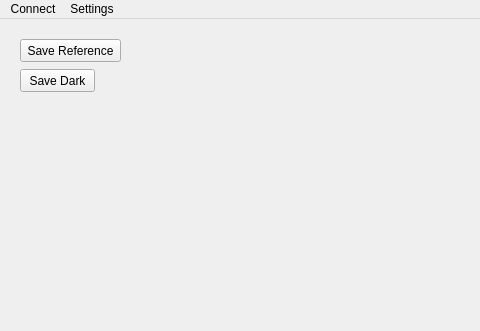
This is Avasoft_thorlabs_kikkare/main_window.ui in AlwaysLati/thorlabs_rotation_stage_controller as Qt 5 draws it before an edit; both pictures show x 0 to 480 and y 0 to 331 of the 679 by 456 pixel window. The edited form follows.
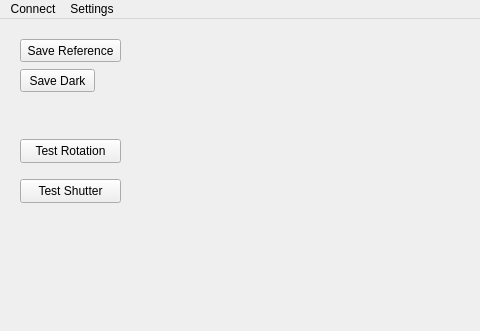
This is the edited form. Custom widgets are drawn as their Qt base class.

What changed in the file:
```diff
--- a/Avasoft_thorlabs_kikkare/main_window.ui
+++ b/Avasoft_thorlabs_kikkare/main_window.ui
@@ -101,6 +101,32 @@
      </rect>
     </property>
    </widget>
+   <widget class="QPushButton" name="testRotBtn">
+    <property name="geometry">
+     <rect>
+      <x>20</x>
+      <y>120</y>
+      <width>101</width>
+      <height>24</height>
+     </rect>
+    </property>
+    <property name="text">
+     <string>Test Rotation</string>
+    </property>
+   </widget>
+   <widget class="QPushButton" name="testShutterBtn">
+    <property name="geometry">
+     <rect>
+      <x>20</x>
+      <y>160</y>
+      <width>101</width>
+      <height>24</height>
+     </rect>
+    </property>
+    <property name="text">
+     <string>Test Shutter</string>
+    </property>
+   </widget>
   </widget>
   <widget class="QMenuBar" name="menuBar">
    <property name="geometry">
```
Left out of the diff: 2 changed lines with no effect on the pictures.
